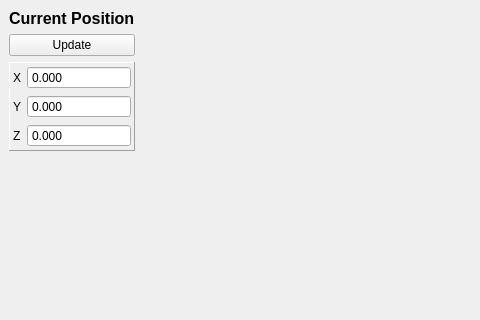
usnistgov/bcars_microscope, file qt_designer/qt_demo_2_threads.ui: the form before one commit; both pictures show x 0 to 480 and y 0 to 320 of the 996 by 763 pixel window.
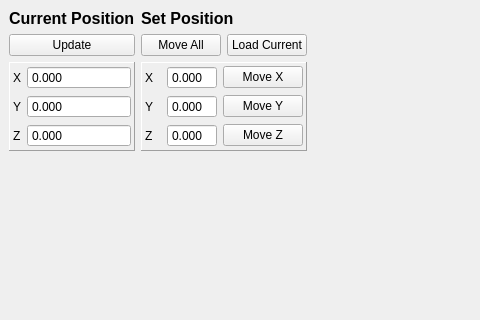
The form after the commit.

Commit message: Added set position buttons

The edit to the form file:
```diff
--- a/qt_designer/qt_demo_2_threads.ui
+++ b/qt_designer/qt_demo_2_threads.ui
@@ -14,7 +14,9 @@
    <string>MainWindow</string>
   </property>
   <widget class="QWidget" name="centralwidget">
-   <layout class="QHBoxLayout" name="horizontalLayout">
+   <layout class="QHBoxLayout" name="horizontalLayout_4">
+    <item>
+     <layout class="QHBoxLayout" name="horizontalLayout_3">
     <item>
      <layout class="QVBoxLayout" name="verticalLayout_pos">
       <item>
@@ -185,6 +187,246 @@
          </size>
         </property>
        </spacer>
+        </item>
+       </layout>
+      </item>
+      <item>
+       <layout class="QVBoxLayout" name="verticalLayout_pos_2">
+        <item>
+         <widget class="QLabel" name="label_5">
+          <property name="styleSheet">
+           <string notr="true">font: 11pt &quot;Arial&quot;;</string>
+          </property>
+          <property name="text">
+           <string>&lt;html&gt;&lt;head/&gt;&lt;body&gt;&lt;p&gt;&lt;span style=&quot; font-size:12pt; font-weight:600;&quot;&gt;Set Position&lt;/span&gt;&lt;/p&gt;&lt;/body&gt;&lt;/html&gt;</string>
+          </property>
+          <property name="textFormat">
+           <enum>Qt::RichText</enum>
+          </property>
+         </widget>
+        </item>
+        <item>
+         <layout class="QHBoxLayout" name="horizontalLayout_2">
+          <item>
+           <widget class="QPushButton" name="pushButton_moveAll">
+            <property name="styleSheet">
+             <string notr="true">font: 11pt &quot;Arial&quot;;</string>
+            </property>
+            <property name="text">
+             <string>Move All</string>
+            </property>
+           </widget>
+          </item>
+          <item>
+           <widget class="QPushButton" name="pushButton_setPos_getCurrent">
+            <property name="styleSheet">
+             <string notr="true">font: 11pt &quot;Arial&quot;;</string>
+            </property>
+            <property name="text">
+             <string>Load Current</string>
+            </property>
+           </widget>
+          </item>
+         </layout>
+        </item>
+        <item>
+         <widget class="QFrame" name="frame_2">
+          <property name="styleSheet">
+           <string notr="true">font: 11pt &quot;Arial&quot;;</string>
+          </property>
+          <property name="frameShape">
+           <enum>QFrame::Panel</enum>
+          </property>
+          <property name="frameShadow">
+           <enum>QFrame::Raised</enum>
+          </property>
+          <property name="lineWidth">
+           <number>1</number>
+          </property>
+          <layout class="QVBoxLayout" name="verticalLayout_2">
+           <property name="leftMargin">
+            <number>3</number>
+           </property>
+           <property name="topMargin">
+            <number>3</number>
+           </property>
+           <property name="rightMargin">
+            <number>3</number>
+           </property>
+           <property name="bottomMargin">
+            <number>3</number>
+           </property>
+           <item>
+            <layout class="QGridLayout" name="gridLayout">
+             <property name="rightMargin">
+              <number>0</number>
+             </property>
+             <item row="2" column="0">
+              <widget class="QLabel" name="label_8">
+               <property name="styleSheet">
+                <string notr="true">font: 11pt &quot;Arial&quot;;</string>
+               </property>
+               <property name="text">
+                <string>Z</string>
+               </property>
+              </widget>
+             </item>
+             <item row="0" column="0">
+              <widget class="QLabel" name="label_6">
+               <property name="styleSheet">
+                <string notr="true">font: 11pt &quot;Arial&quot;;</string>
+               </property>
+               <property name="text">
+                <string>X</string>
+               </property>
+              </widget>
+             </item>
+             <item row="1" column="1">
+              <widget class="QDoubleSpinBox" name="spinBox_y_setpos">
+               <property name="maximumSize">
+                <size>
+                 <width>50</width>
+                 <height>16777215</height>
+                </size>
+               </property>
+               <property name="styleSheet">
+                <string notr="true">font: 11pt &quot;Arial&quot;;</string>
+               </property>
+               <property name="readOnly">
+                <bool>true</bool>
+               </property>
+               <property name="buttonSymbols">
+                <enum>QAbstractSpinBox::NoButtons</enum>
+               </property>
+               <property name="decimals">
+                <number>3</number>
+               </property>
+               <property name="minimum">
+                <double>-10.000000000000000</double>
+               </property>
+               <property name="maximum">
+                <double>210.000000000000000</double>
+               </property>
+              </widget>
+             </item>
+             <item row="0" column="1">
+              <widget class="QDoubleSpinBox" name="spinBox_x_setpos">
+               <property name="maximumSize">
+                <size>
+                 <width>50</width>
+                 <height>16777215</height>
+                </size>
+               </property>
+               <property name="styleSheet">
+                <string notr="true">font: 11pt &quot;Arial&quot;;</string>
+               </property>
+               <property name="readOnly">
+                <bool>true</bool>
+               </property>
+               <property name="buttonSymbols">
+                <enum>QAbstractSpinBox::NoButtons</enum>
+               </property>
+               <property name="decimals">
+                <number>3</number>
+               </property>
+               <property name="minimum">
+                <double>-10.000000000000000</double>
+               </property>
+               <property name="maximum">
+                <double>210.000000000000000</double>
+               </property>
+              </widget>
+             </item>
+             <item row="2" column="1">
+              <widget class="QDoubleSpinBox" name="spinBox_z_setpos">
+               <property name="maximumSize">
+                <size>
+                 <width>50</width>
+                 <height>16777215</height>
+                </size>
+               </property>
+               <property name="styleSheet">
+                <string notr="true">font: 11pt &quot;Arial&quot;;</string>
+               </property>
+               <property name="readOnly">
+                <bool>true</bool>
+               </property>
+               <property name="buttonSymbols">
+                <enum>QAbstractSpinBox::NoButtons</enum>
+               </property>
+               <property name="decimals">
+                <number>3</number>
+               </property>
+               <property name="minimum">
+                <double>-10.000000000000000</double>
+               </property>
+               <property name="maximum">
+                <double>210.000000000000000</double>
+               </property>
+              </widget>
+             </item>
+             <item row="1" column="0">
+              <widget class="QLabel" name="label_7">
+               <property name="styleSheet">
+                <string notr="true">font: 11pt &quot;Arial&quot;;</string>
+               </property>
+               <property name="text">
+                <string>Y</string>
+               </property>
+              </widget>
+             </item>
+             <item row="0" column="2">
+              <widget class="QPushButton" name="pushButton_moveX">
+               <property name="styleSheet">
+                <string notr="true">font: 11pt &quot;Arial&quot;;</string>
+               </property>
+               <property name="text">
+                <string>Move X</string>
+               </property>
+              </widget>
+             </item>
+             <item row="1" column="2">
+              <widget class="QPushButton" name="pushButton_moveY">
+               <property name="styleSheet">
+                <string notr="true">font: 11pt &quot;Arial&quot;;</string>
+               </property>
+               <property name="text">
+                <string>Move Y</string>
+               </property>
+              </widget>
+             </item>
+             <item row="2" column="2">
+              <widget class="QPushButton" name="pushButton_moveZ">
+               <property name="styleSheet">
+                <string notr="true">font: 11pt &quot;Arial&quot;;</string>
+               </property>
+               <property name="text">
+                <string>Move Z</string>
+               </property>
+              </widget>
+             </item>
+            </layout>
+           </item>
+          </layout>
+         </widget>
+        </item>
+        <item>
+         <spacer name="verticalSpacer_4">
+          <property name="styleSheet">
+           <string notr="true">font: 11pt &quot;Arial&quot;;</string>
+          </property>
+          <property name="orientation">
+           <enum>Qt::Vertical</enum>
+          </property>
+          <property name="sizeHint" stdset="0">
+           <size>
+            <width>20</width>
+            <height>40</height>
+           </size>
+          </property>
+         </spacer>
+        </item>
+       </layout>
       </item>
      </layout>
     </item>
```
Lines whose indentation alone changed are shown as unchanged. The commit also changes 1 other file.
